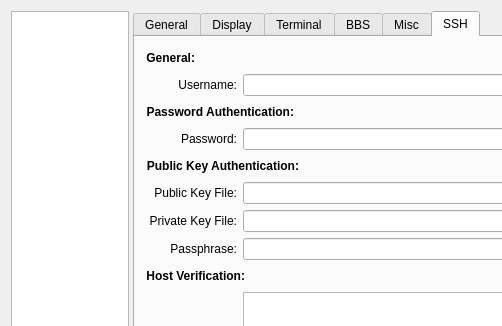
This is src/ui/addrdialog.ui in qterm/qterm as Qt 5 draws it before an edit; both pictures show x 0 to 502 and y 0 to 326 of the 937 by 835 pixel window. The edited form follows.
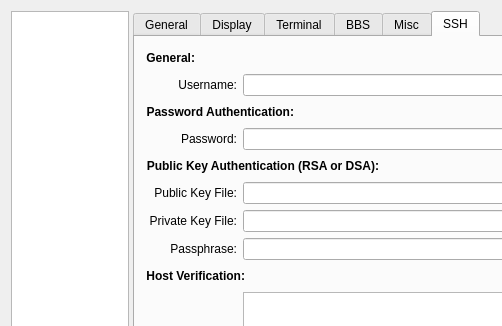
This is the edited form. The open tabs and pages were chosen to show the change.

Commit message: Hint the user we only support RSA and DSA at this moment

What changed in the file:
```diff
--- a/src/ui/addrdialog.ui
+++ b/src/ui/addrdialog.ui
@@ -1373,7 +1373,7 @@
                 </font>
                </property>
                <property name="text">
-                <string>Public Key Authentication:</string>
+                <string>Public Key Authentication (RSA or DSA):</string>
                </property>
                <property name="alignment">
                 <set>Qt::AlignRight|Qt::AlignTrailing|Qt::AlignVCenter</set>
```
